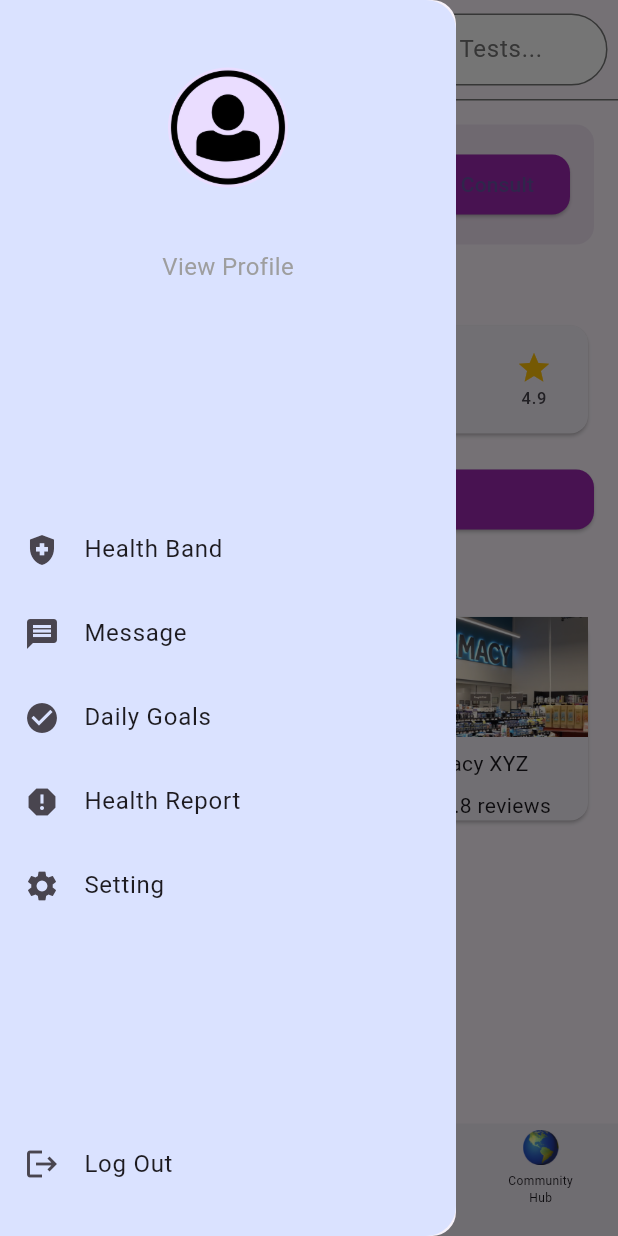
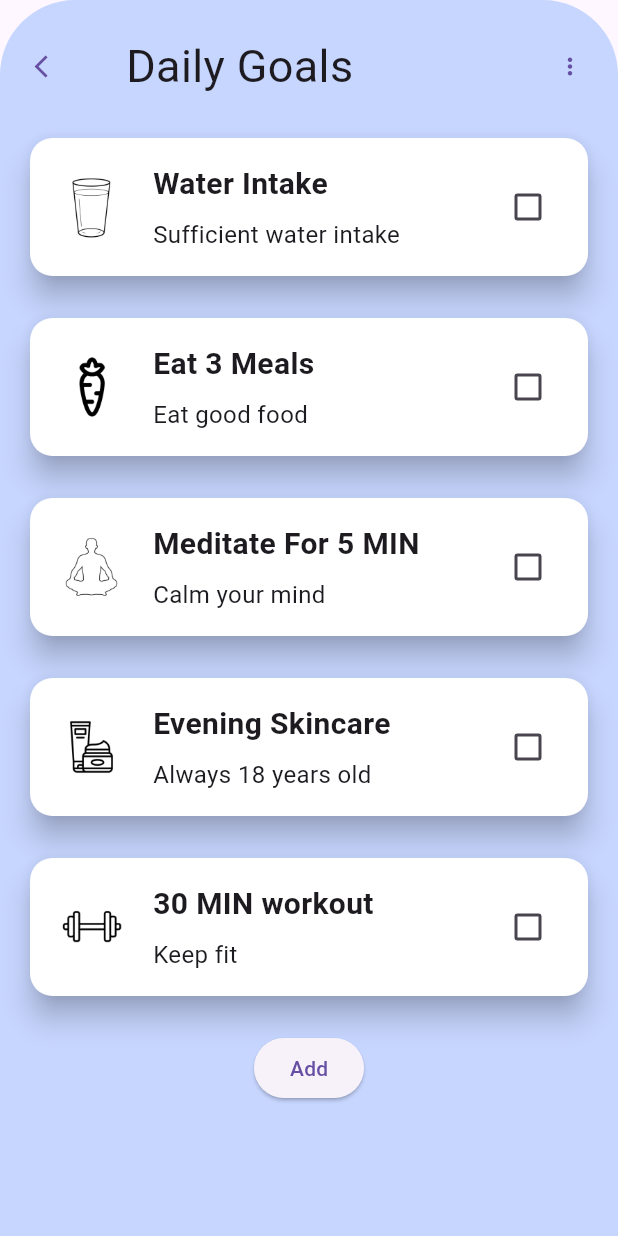
Before and after one commit to skooi928/vitalhealth, a Flutter app: the HomePage screen opened directly, in the side drawer, after a tap on "Daily Goals", on a phone screen of 412 x 824 dp. Run offline on Flutter 3.47's test engine with Material 3 defaults, Android fonts, the phone set to English and light mode, and no system bars; our stand-ins replace firebase_auth, firebase_core, google_sign_in, shared_preferences; accounts and stored records are empty.

Commit message:
Added Daily Goals

```diff
--- /dev/null
+++ b/lib/dailygoals.dart
@@ -0,0 +1,182 @@
+import 'package:flutter/material.dart';
+import 'package:vital_health/home.dart';
+
+// Main Widget
+class DailyGoals extends StatelessWidget {
+  @override
+  Widget build(BuildContext context) {
+    return Scaffold(
+      body: Stack(
+        children: [
+          // Rounded Edge Background
+          Container(
+            decoration: BoxDecoration(
+              color: const Color.fromARGB(174, 174, 199, 255),
+              borderRadius: BorderRadius.only(
+                topLeft: Radius.circular(50.0),
+                topRight: Radius.circular(50.0),
+              ),
+            ),
+            height: 1000.0, // Adjust the height to your preference
+            child: Column(
+              children: [
+                SizedBox(height: 20.0), // Add spacing from the top
+                Row(
+                  mainAxisAlignment: MainAxisAlignment.spaceBetween, // Adjust spacing between items
+                  children: [
+                    TextButton(
+                      onPressed: () {
+                        Navigator.push(
+                          context,
+                          MaterialPageRoute(builder: (context) => HomePage()),
+                        );
+                      },
+                      child: Icon(Icons.arrow_back_ios), // Add your first button here
+                    ),
+                    Expanded(
+                      child: Padding(
+                        padding: const EdgeInsets.only(left: 20.0), // Add some padding to move the text to the right
+                        child: Text(
+                          'Daily Goals',
+                          style: TextStyle(fontSize: 30.0), // Adjust text style as needed
+                        ),
+                      ),
+                    ),
+                    TextButton(
+                      onPressed: () {},
+                      child: Icon(Icons.more_vert_rounded), // Add your second button here
+                    ),
+                  ],
+                ),
+                SizedBox(height: 20.0), // Add spacing between header and cards
+                Expanded(
+                  child: ListView(
+                    padding: const EdgeInsets.symmetric(horizontal: 16.0),
+                    children: [
+                      CustomCard(
+                        title: 'Water Intake',
+                        description: 'Sufficient water intake',
+                        imagePath: 'assets/images/water.jpg',
+                        cardColor: const Color.fromARGB(255, 255, 255, 255), // Custom color
+                      ),
+                      SizedBox(height: 20.0),
+                      CustomCard(
+                        title: 'Eat 3 Meals',
+                        description: 'Eat good food',
+                        imagePath: 'assets/images/carrot.jpg',
+                        cardColor: Colors.white,
+                      ),
+                      SizedBox(height: 20.0),
+                      CustomCard(
+                        title: 'Meditate For 5 MIN',
+                        description: 'Calm your mind',
+                        imagePath: 'assets/images/meditation.jpg',
+                        cardColor: Colors.white,
+                      ),
+                      SizedBox(height: 20.0),
+                      CustomCard(
+                        title: 'Evening Skincare',
+                        description: 'Always 18 years old',
+                        imagePath: 'assets/images/skincare.jpg',
+                        cardColor: Colors.white,
+                      ),
+                      SizedBox(height: 20.0),
+                      CustomCard(
+                        title: '30 MIN workout',
+                        description: 'Keep fit',
+                        imagePath: 'assets/images/dumbbell.jpg',
+                        cardColor: Colors.white,
+                      ),
+                      SizedBox(height: 20.0),
+                      Align(
+                        alignment: Alignment.center,
+                        child: ElevatedButton(
+                          onPressed: () {
+                            // Add action for the "Add" button
+                          },
+                          child: Text('Add'),
+                        ),
+                      ),
+                      SizedBox(height: 20.0),
+                    ],
+                  ),
+                ),
+              ],
+            ),
+          ),
+        ],
+      ),
+    );
+  }
+}
+
+// Custom Card Widget
+class CustomCard extends StatefulWidget {
+  final String title;
+  final String description;
+  final String imagePath;
+  final Color cardColor; // Add color as a parameter
+
+  CustomCard({
+    required this.title,
+    required this.description,
+    required this.imagePath,
+    required this.cardColor,
+  });
+
+  @override
+  _CustomCardState createState() => _CustomCardState();
+}
+
+class _CustomCardState extends State<CustomCard> {
+  bool _isChecked = false;
+
+  @override
+  Widget build(BuildContext context) {
+    return Card(
+      color: widget.cardColor, // Set the custom color
+      elevation: 8.0, // Add elevation to create a shadow
+      shape: RoundedRectangleBorder(
+        borderRadius: BorderRadius.circular(15.0),
+      ),
+      child: Padding(
+        padding: const EdgeInsets.all(16.0),
+        child: Row(
+          children: [
+            Image.asset(
+              widget.imagePath,
+              width: 50.0, // Adjust the width of the image as needed
+              height: 50.0, // Adjust the height of the image as needed
+              fit: BoxFit.cover,
+            ),
+            SizedBox(width: 16.0), // Spacing between the image and text
+            Expanded(
+              child: Column(
+                crossAxisAlignment: CrossAxisAlignment.start,
+                children: [
+                  Text(
+                    widget.title,
+                    style: TextStyle(fontSize: 20.0, fontWeight: FontWeight.bold),
+                  ),
+                  SizedBox(height: 8.0),
+                  Text(
+                    widget.description,
+                    style: TextStyle(fontSize: 16.0),
+                  ),
+                ],
+              ),
+            ),
+            Checkbox(
+              value: _isChecked,
+              onChanged: (bool? value) {
+                setState(() {
+                  _isChecked = value ?? false;
+                });
+              },
+            ),
+          ],
+        ),
+      ),
+    );
+  }
+}
--- a/lib/home.dart
+++ b/lib/home.dart
@@ -1,4 +1,5 @@
 import 'package:flutter/material.dart';
+import 'package:vital_health/dailygoals.dart';
 import 'manage_medicine.dart';
 import 'manage_prescription.dart';
 import 'community.dart';
@@ -234,7 +235,12 @@ class HomePageState extends State<HomePage> {
                     ListTile(
                       leading: const Icon(Icons.check_circle),
                       title: const Text('Daily Goals'),
-                      onTap: () {},
+                      onTap: () {
+                        Navigator.push(
+                            context,
+                            MaterialPageRoute(builder: (context) => DailyGoals()),
+                          );
+                      },
                     ),
                     ListTile(
                       leading: const Icon(Icons.report),
--- a/pubspec.yaml
+++ b/pubspec.yaml
@@ -98,6 +98,11 @@ flutter:
     - assets/images/community_icon.png
     - assets/images/app_logo.png
     - assets/images/heartbeats_graph.png
+    - assets/images/carrot.jpg
+    - assets/images/water.jpg
+    - assets/images/meditation.jpg
+    - assets/images/skincare.jpg
+    - assets/images/dumbbell.jpg
 
 flutter_launcher_icons:
   android: "ic_launcher" # default is "launcher_icon"
```
Also changed, not shown: assets/images/carrot.jpg (added), assets/images/dumbbell.jpg (added), assets/images/meditation.jpg (added), assets/images/skincare.jpg (added), assets/images/water.jpg (added).
